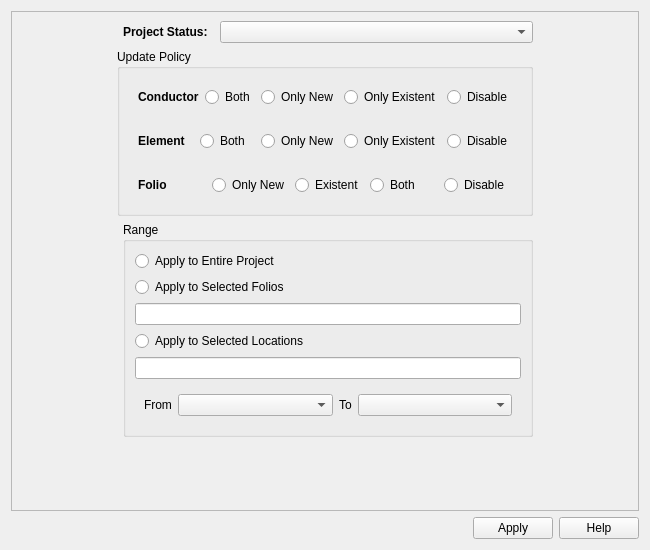
First picture: the form in sources/autoNum/ui/autonumberingmanagementw.ui, repository qelectrotech/qelectrotech-source-mirror, before the edit.
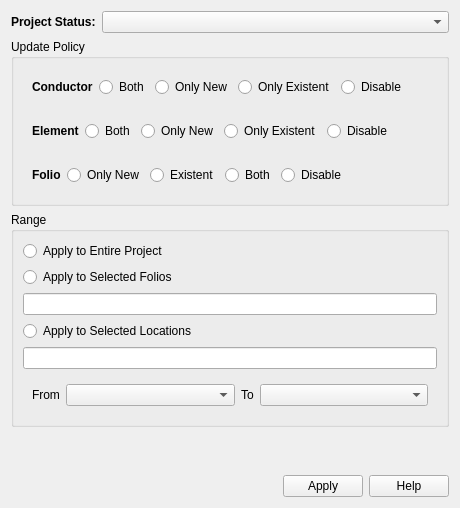
Second picture: the form after the edit.

Commit message: Improve some layout and widget item

Patch:
```diff
--- a/sources/autoNum/ui/autonumberingmanagementw.ui
+++ b/sources/autoNum/ui/autonumberingmanagementw.ui
@@ -6,8 +6,8 @@
    <rect>
     <x>0</x>
     <y>0</y>
-    <width>650</width>
-    <height>550</height>
+    <width>460</width>
+    <height>508</height>
    </rect>
   </property>
   <property name="sizePolicy">
@@ -25,122 +25,8 @@
   <property name="windowTitle">
    <string>Form</string>
   </property>
-  <layout class="QVBoxLayout" name="verticalLayout">
-   <property name="sizeConstraint">
-    <enum>QLayout::SetDefaultConstraint</enum>
-   </property>
-   <item>
-    <widget class="QScrollArea" name="scrollArea">
-     <property name="sizePolicy">
-      <sizepolicy hsizetype="Minimum" vsizetype="Expanding">
-       <horstretch>0</horstretch>
-       <verstretch>50</verstretch>
-      </sizepolicy>
-     </property>
-     <property name="minimumSize">
-      <size>
-       <width>450</width>
-       <height>253</height>
-      </size>
-     </property>
-     <property name="sizeIncrement">
-      <size>
-       <width>0</width>
-       <height>50</height>
-      </size>
-     </property>
-     <property name="mouseTracking">
-      <bool>false</bool>
-     </property>
-     <property name="layoutDirection">
-      <enum>Qt::LeftToRight</enum>
-     </property>
-     <property name="verticalScrollBarPolicy">
-      <enum>Qt::ScrollBarAsNeeded</enum>
-     </property>
-     <property name="horizontalScrollBarPolicy">
-      <enum>Qt::ScrollBarAlwaysOff</enum>
-     </property>
-     <property name="sizeAdjustPolicy">
-      <enum>QAbstractScrollArea::AdjustToContents</enum>
-     </property>
-     <property name="widgetResizable">
-      <bool>true</bool>
-     </property>
-     <property name="alignment">
-      <set>Qt::AlignHCenter|Qt::AlignTop</set>
-     </property>
-     <widget class="QWidget" name="scrollAreaWidgetContents">
-      <property name="geometry">
-       <rect>
-        <x>0</x>
-        <y>0</y>
-        <width>630</width>
-        <height>495</height>
-       </rect>
-      </property>
-      <property name="sizePolicy">
-       <sizepolicy hsizetype="Preferred" vsizetype="Preferred">
-        <horstretch>0</horstretch>
-        <verstretch>0</verstretch>
-       </sizepolicy>
-      </property>
-      <property name="minimumSize">
-       <size>
-        <width>430</width>
-        <height>250</height>
-       </size>
-      </property>
-      <layout class="QGridLayout" name="gridLayout">
-       <property name="sizeConstraint">
-        <enum>QLayout::SetFixedSize</enum>
-       </property>
-       <item row="0" column="1">
-        <widget class="QLabel" name="label">
-         <property name="sizePolicy">
-          <sizepolicy hsizetype="Minimum" vsizetype="Preferred">
-           <horstretch>0</horstretch>
-           <verstretch>0</verstretch>
-          </sizepolicy>
-         </property>
-         <property name="font">
-          <font>
-           <weight>75</weight>
-           <bold>true</bold>
-          </font>
-         </property>
-         <property name="text">
-          <string>Project Status:</string>
-         </property>
-        </widget>
-       </item>
-       <item row="0" column="3">
-        <widget class="QComboBox" name="m_status_cb">
-         <property name="sizePolicy">
-          <sizepolicy hsizetype="Expanding" vsizetype="Fixed">
-           <horstretch>0</horstretch>
-           <verstretch>0</verstretch>
-          </sizepolicy>
-         </property>
-         <property name="sizeAdjustPolicy">
-          <enum>QComboBox::AdjustToContents</enum>
-         </property>
-        </widget>
-       </item>
-       <item row="5" column="1" colspan="3">
-        <spacer name="verticalSpacer">
-         <property name="orientation">
-          <enum>Qt::Vertical</enum>
-         </property>
-         <property name="sizeHint" stdset="0">
-          <size>
-           <width>20</width>
-           <height>40</height>
-          </size>
-         </property>
-        </spacer>
-       </item>
-       <item row="3" column="1" colspan="3">
+  <layout class="QGridLayout" name="gridLayout_2">
+   <item row="2" column="0" colspan="2">
         <widget class="QGroupBox" name="groupBox_2">
          <property name="title">
           <string>Range</string>
@@ -232,7 +118,39 @@
          </layout>
         </widget>
        </item>
-       <item row="1" column="0" colspan="4">
+   <item row="4" column="0" colspan="2">
+    <widget class="QDialogButtonBox" name="buttonBox">
+     <property name="sizePolicy">
+      <sizepolicy hsizetype="Minimum" vsizetype="Fixed">
+       <horstretch>0</horstretch>
+       <verstretch>0</verstretch>
+      </sizepolicy>
+     </property>
+     <property name="standardButtons">
+      <set>QDialogButtonBox::Apply|QDialogButtonBox::Help</set>
+     </property>
+    </widget>
+   </item>
+   <item row="0" column="0">
+    <widget class="QLabel" name="label">
+     <property name="sizePolicy">
+      <sizepolicy hsizetype="Minimum" vsizetype="Preferred">
+       <horstretch>0</horstretch>
+       <verstretch>0</verstretch>
+      </sizepolicy>
+     </property>
+     <property name="font">
+      <font>
+       <weight>75</weight>
+       <bold>true</bold>
+      </font>
+     </property>
+     <property name="text">
+      <string>Project Status:</string>
+     </property>
+    </widget>
+   </item>
+   <item row="1" column="0" colspan="2">
         <widget class="QGroupBox" name="groupBox">
          <property name="title">
           <string>Update Policy</string>
@@ -291,6 +209,19 @@
                </property>
               </widget>
              </item>
+         <item>
+          <spacer name="horizontalSpacer">
+           <property name="orientation">
+            <enum>Qt::Horizontal</enum>
+           </property>
+           <property name="sizeHint" stdset="0">
+            <size>
+             <width>40</width>
+             <height>20</height>
+            </size>
+           </property>
+          </spacer>
+         </item>
             </layout>
            </widget>
           </item>
@@ -377,6 +308,19 @@
                </property>
               </widget>
              </item>
+         <item>
+          <spacer name="horizontalSpacer_2">
+           <property name="orientation">
+            <enum>Qt::Horizontal</enum>
+           </property>
+           <property name="sizeHint" stdset="0">
+            <size>
+             <width>40</width>
+             <height>20</height>
+            </size>
+           </property>
+          </spacer>
+         </item>
             </layout>
            </widget>
           </item>
@@ -440,29 +384,51 @@
                </property>
               </widget>
              </item>
-            </layout>
-           </widget>
-          </item>
-         </layout>
-        </widget>
-       </item>
-      </layout>
-     </widget>
-    </widget>
-   </item>
    <item>
-    <widget class="QDialogButtonBox" name="buttonBox">
+          <spacer name="horizontalSpacer_3">
+           <property name="orientation">
+            <enum>Qt::Horizontal</enum>
+           </property>
+           <property name="sizeHint" stdset="0">
+            <size>
+             <width>40</width>
+             <height>20</height>
+            </size>
+           </property>
+          </spacer>
+         </item>
+        </layout>
+       </widget>
+      </item>
+     </layout>
+    </widget>
+   </item>
+   <item row="0" column="1">
+    <widget class="QComboBox" name="m_status_cb">
      <property name="sizePolicy">
-      <sizepolicy hsizetype="Minimum" vsizetype="Fixed">
+      <sizepolicy hsizetype="Expanding" vsizetype="Fixed">
        <horstretch>0</horstretch>
        <verstretch>0</verstretch>
       </sizepolicy>
      </property>
-     <property name="standardButtons">
-      <set>QDialogButtonBox::Apply|QDialogButtonBox::Help</set>
+     <property name="sizeAdjustPolicy">
+      <enum>QComboBox::AdjustToContents</enum>
      </property>
     </widget>
    </item>
+   <item row="3" column="0">
+    <spacer name="verticalSpacer">
+     <property name="orientation">
+      <enum>Qt::Vertical</enum>
+     </property>
+     <property name="sizeHint" stdset="0">
+      <size>
+       <width>20</width>
+       <height>40</height>
+      </size>
+     </property>
+    </spacer>
+   </item>
   </layout>
  </widget>
  <resources/>
```
Lines whose indentation alone changed are shown as unchanged. The commit also changes 13 other files.
